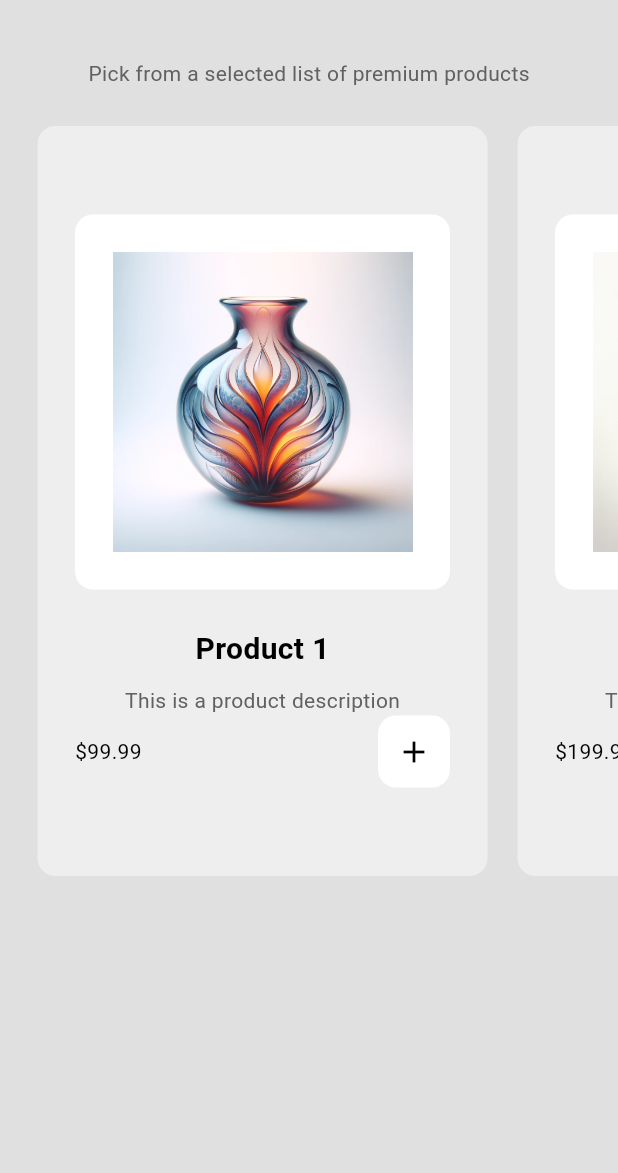
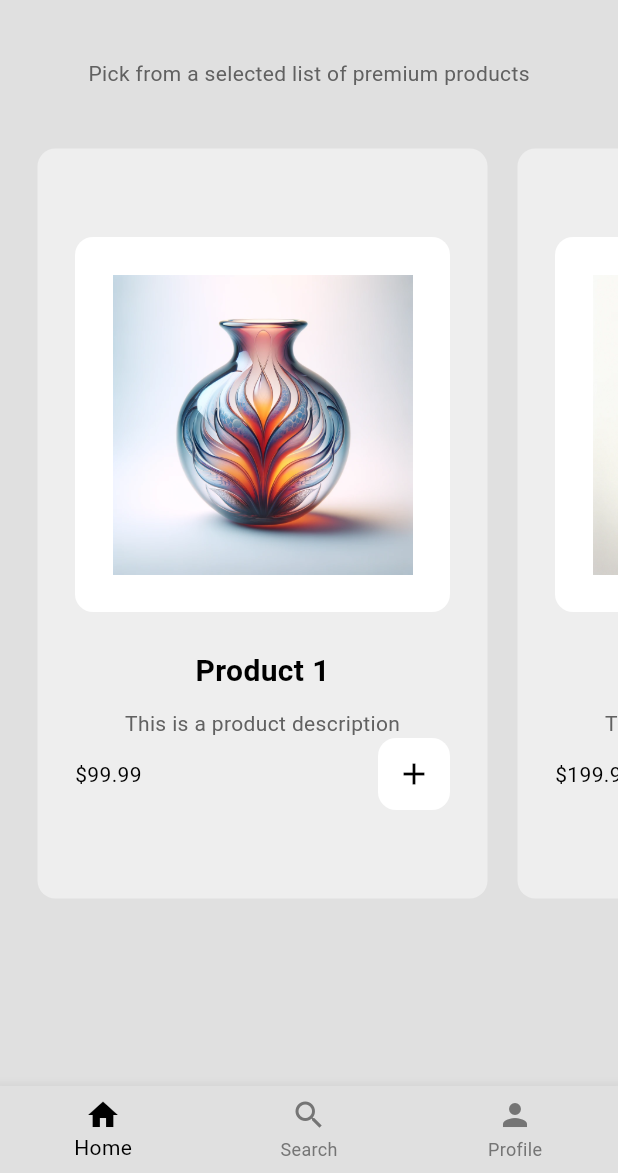
Before and after one commit to AlthafRifath/craftsHubMobileApp, a Flutter app: the ShopPage screen opened by its route, on a phone screen of 412 x 824 dp, the part 63-1236 px from its top. Run offline on Flutter 3.47's test engine with Material 3 defaults, Android fonts, the phone set to English and light mode, and no system bars.

Commit message:
Navigation Bar

```diff
--- /dev/null
+++ b/lib/components/my_navigation_bar.dart
@@ -0,0 +1,39 @@
+import 'package:flutter/material.dart';
+
+class MyNavigationBar extends StatelessWidget {
+  final int selectedIndex;
+  final Function(int)? onItemSelected;
+
+  const MyNavigationBar({
+    Key? key,
+    required this.selectedIndex,
+    required this.onItemSelected,
+  }) : super(key: key);
+
+  @override
+  Widget build(BuildContext context) {
+    return BottomNavigationBar(
+      backgroundColor: Colors.grey[300],
+      selectedItemColor: Colors.black,
+      unselectedItemColor: Colors.grey.shade600,
+      currentIndex: selectedIndex,
+      onTap: onItemSelected,
+      items: const [
+        BottomNavigationBarItem(
+          icon: Icon(Icons.home),
+          label: 'Home',
+        ),
+        BottomNavigationBarItem(
+          icon: Icon(Icons.search),
+          label: 'Search',
+        ),
+        BottomNavigationBarItem(
+          icon: Icon(Icons.person),
+          label: 'Profile',
+        ),
+      ],
+      type: BottomNavigationBarType.fixed,
+      showUnselectedLabels: true,
+    );
+  }
+}
--- a/lib/pages/shop_page.dart
+++ b/lib/pages/shop_page.dart
@@ -3,6 +3,7 @@ import 'package:craftshubapp/components/my_products_tile.dart';
 import 'package:craftshubapp/models/shop.dart';
 import 'package:flutter/material.dart';
 import 'package:provider/provider.dart';
+import 'package:craftshubapp/components/my_navigation_bar.dart';
 
 class ShopPage extends StatelessWidget {
   const ShopPage({Key? key}) : super(key: key);
@@ -42,6 +43,8 @@ class ShopPage extends StatelessWidget {
             ),
           ),
 
+          const SizedBox(height: 15),
+
           //product list
           SizedBox(
             height: 550,
@@ -58,7 +61,18 @@ class ShopPage extends StatelessWidget {
               },
             ),
           ),
+          const SizedBox(height: 25),
         ],
+      ),
+      bottomNavigationBar: MyNavigationBar(
+        selectedIndex: 0,
+        onItemSelected: (int index) {
+          if (index == 1) {
+            Navigator.pushNamed(context, '');
+          } else if (index == 2) {
+            Navigator.pushNamed(context, '');
+          }
+        },
       )
     );
   }
```
